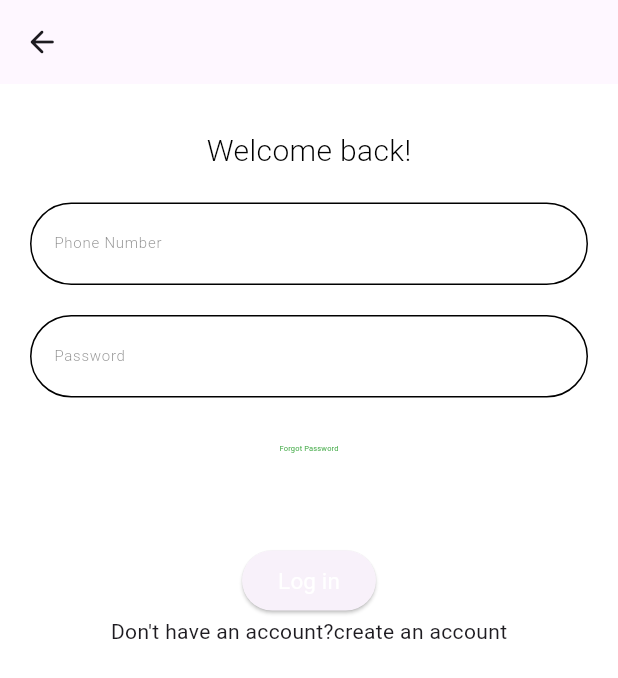
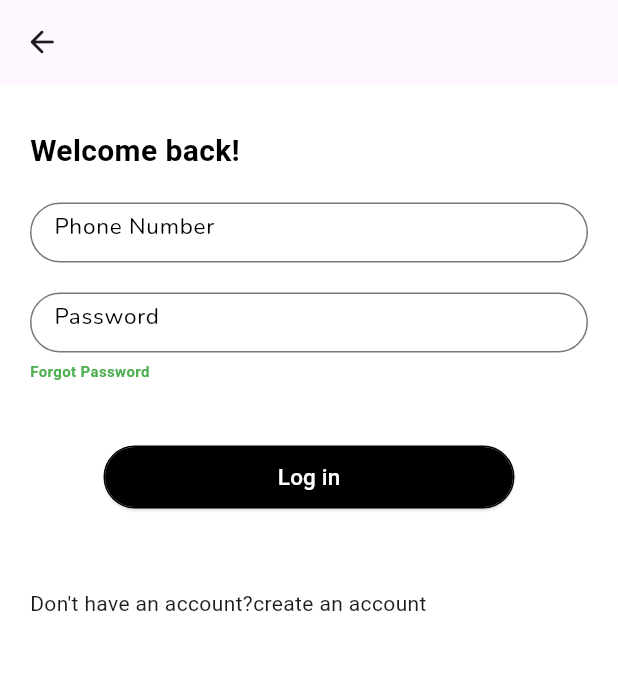
Before and after one commit to codeZe-us/Truckhub, a Flutter app: the screen it shows after launch, on a phone screen of 412 x 824 dp. Shown: the top 678 px of the screen. Run offline on Flutter 3.47's test engine with Material 3 defaults, Android fonts, the phone set to English and light mode, and no system bars; our stand-ins replace gap, google_fonts.

Commit message:
Worked on the welcome back screen

```diff
--- a/lib/screens/custom_widgets/elevated_button_widget.dart
+++ b/lib/screens/custom_widgets/elevated_button_widget.dart
@@ -7,7 +7,8 @@ import 'package:truckhub/screens/custom_widgets/text_widget.dart';
 class GenericElevatedButton extends StatelessWidget {
   final void Function() onPressed;
   final String title;
-  final Color? color;
+  final Color? color,
+  backgroundColor;
   final double? fontSize;
   final FontWeight? fontWeight;
 
@@ -16,20 +17,37 @@ class GenericElevatedButton extends StatelessWidget {
     required this.onPressed,
     required this.title,
     this.color,
+    this.backgroundColor,
     this.fontSize,
     this.fontWeight
   });
 
   @override
   Widget build(BuildContext context) {
-    return ElevatedButton(
+    return Container(
+      width: MediaQuery.of(context).size.width,
+      margin: const EdgeInsets.fromLTRB(50, 0, 50, 0),
+      child: ElevatedButton(
         onPressed: onPressed,
+        style: ButtonStyle(
+          backgroundColor: MaterialStatePropertyAll(
+            backgroundColor ?? blackColor
+          ),
+          side: const MaterialStatePropertyAll(
+            BorderSide(
+              width: 1,
+              strokeAlign: 1,
+              color: blackColor
+            )
+          )
+        ),
         child: GenericText(
           color: color ?? whiteColor,
           fontSize: fontSize ?? fontSize15,
-        fontWeight: fontWeight ?? fontWeight4,
+          fontWeight: fontWeight ?? fontWeight5,
           text: title
         )
+      ),
     );
   }
 }
--- a/lib/screens/custom_widgets/text_widget.dart
+++ b/lib/screens/custom_widgets/text_widget.dart
@@ -1,4 +1,5 @@
 import 'package:flutter/material.dart';
+import 'package:google_fonts/google_fonts.dart';
 
 class GenericText extends StatelessWidget {
   final Color color;
@@ -18,8 +19,8 @@ class GenericText extends StatelessWidget {
   Widget build(BuildContext context) {
     return Text(
       text,
-      style: TextStyle(
-        fontFamily: 'sans-serif',
+      style: GoogleFonts.getFont(
+        'Roboto',
         fontSize: fontSize,
         fontWeight: fontWeight,
         color: color,
--- a/lib/screens/custom_widgets/textbutton_widget.dart
+++ b/lib/screens/custom_widgets/textbutton_widget.dart
@@ -5,23 +5,23 @@ import 'package:truckhub/screens/constants/fontweights.dart';
 import 'package:truckhub/screens/custom_widgets/text_widget.dart';
 
 class GenericTextButton extends StatelessWidget {
-  final void Function() onPressed;
+  final void Function() onTap;
   final String title;
 
   const GenericTextButton({
     super.key,
-    required this.onPressed,
+    required this.onTap,
     required this.title
   });
 
   @override
   Widget build(BuildContext context) {
-    return TextButton(
-      onPressed: onPressed,
+    return GestureDetector(
+      onTap: onTap,
       child: GenericText(
         color: greenColor,
-        fontSize: fontSize5,
-        fontWeight: fontWeight4,
+        fontSize: fontSize10,
+        fontWeight: fontWeight7,
         text: title
       ),
     );
--- a/lib/screens/custom_widgets/textfield_widget.dart
+++ b/lib/screens/custom_widgets/textfield_widget.dart
@@ -1,4 +1,5 @@
 import 'package:flutter/material.dart';
+import 'package:google_fonts/google_fonts.dart';
 import 'package:truckhub/screens/constants/colors.dart';
 import 'package:truckhub/screens/constants/fontsizes.dart';
 import 'package:truckhub/screens/constants/fontweights.dart';
@@ -19,41 +20,83 @@ class GenericTextField extends StatelessWidget {
 
   @override
   Widget build(BuildContext context) {
-    return TextField(
+    return SizedBox(
+      height: 40,
+      child: Center(
+        child: TextField(
+          //maxLines: null,
           controller: controller,
-      maxLines: null,
-      autocorrect: true,
           cursorColor: blackColor,
-      cursorWidth: 0.5,
+          style: GoogleFonts.getFont(
+            'Nunito',
+            color: blackColor,
+            fontSize: fontSize15,
+            fontWeight: fontWeight4,
+          ),
           decoration: InputDecoration(
-        labelStyle: TextStyle(
-          color: blackColor.withOpacity(0.5),
-          fontSize: fontSize10,
-          fontWeight: fontWeight3
-        ),
-        focusedBorder: OutlineInputBorder(
+            suffixIcon: showSuffixIcon != null &&
+              showSuffixIcon == true ? IconButton(
+                onPressed: () {},
+                icon: const Icon(
+                  Icons.visibility_off_rounded,
+                  color: blackColor
+                )
+              ): const SizedBox.shrink(),
+            border: OutlineInputBorder(
               borderSide: const BorderSide(
                 color: blackColor
               ),
-          borderRadius: BorderRadius.circular(20),
+              borderRadius: BorderRadius.circular(50),
             ),
-        enabledBorder: OutlineInputBorder(
-          borderSide: const BorderSide(
-            color: blackColor
+            hintText: hintText,
+            hintStyle: const TextStyle(
+              color: blackColor,
+              fontSize: fontSize15,
+            )
           ),
-          borderRadius: BorderRadius.circular(40),
         ),
-        label: Text(hintText),
-        suffixIcon: showSuffixIcon ?? false ? IconButton(
-          onPressed: onTap,
-          icon: const Icon(Icons.remove_red_eye)
-        ) : null
-      ),
-      style: const TextStyle(
-        fontSize: fontSize15,
-        fontWeight: fontWeight4,
-        decoration: TextDecoration.none
       ),
     );
+    // return SizedBox(
+    //   height: 40,
+    //   child: Center(
+    //     child: TextField(
+    //       controller: controller,
+    //       //maxLines: null,
+    //       autocorrect: true,
+    //       cursorColor: blackColor,
+    //       cursorWidth: 0.5,
+    //       decoration: InputDecoration(
+    //         labelStyle: TextStyle(
+    //           color: blackColor.withOpacity(0.5),
+    //           fontSize: fontSize15,
+    //           fontWeight: fontWeight4
+    //         ),
+    //         focusedBorder: OutlineInputBorder(
+    //           borderSide: const BorderSide(
+    //             color: blackColor
+    //           ),
+    //           borderRadius: BorderRadius.circular(50),
+    //         ),
+    //         enabledBorder: OutlineInputBorder(
+    //           borderSide: const BorderSide(
+    //             color: blackColor
+    //           ),
+    //           borderRadius: BorderRadius.circular(50),
+    //         ),
+    //         label: Text(hintText),
+    //         suffixIcon: showSuffixIcon ?? false ? IconButton(
+    //           onPressed: onTap,
+    //           icon: const Icon(Icons.remove_red_eye)
+    //         ) : null
+    //       ),
+    //       style: const TextStyle(
+    //         fontSize: fontSize15,
+    //         fontWeight: fontWeight4,
+    //         decoration: TextDecoration.none
+    //       ),
+    //     ),
+    //   ),
+    // );
   }
 }
--- a/lib/screens/views/welcome_back_screen.dart
+++ b/lib/screens/views/welcome_back_screen.dart
@@ -52,12 +52,14 @@ class _WelcomeBackScreenState extends State<WelcomeBackScreen> {
         body: Padding(
           padding: const EdgeInsets.all(20.0),
           child: Column(
+            crossAxisAlignment: CrossAxisAlignment.start,
+            mainAxisSize: MainAxisSize.min,
             children: [
               const Gap(10),
               const GenericText(
                 color: blackColor,
                 fontSize: fontSize20,
-                fontWeight: fontWeight3,
+                fontWeight: fontWeight7,
                 text: welcomeBackString,
               ),
               const Gap(20),
@@ -70,9 +72,9 @@ class _WelcomeBackScreenState extends State<WelcomeBackScreen> {
                 hintText: passwordString,
                 controller: passwordController,
               ),
-              const Gap(10),
+              const Gap(5),
               GenericTextButton(
-                onPressed: (){
+                onTap: (){
                   //Implement the funtionality of this TextButton here
                 },
                 title: forgotPasswordString
@@ -84,6 +86,7 @@ class _WelcomeBackScreenState extends State<WelcomeBackScreen> {
                 },
                 title: logInString
               ),
+              const Gap(50),
               const RichTextWidget()
             ],
           ),
--- a/pubspec.yaml
+++ b/pubspec.yaml
@@ -36,7 +36,7 @@ dependencies:
   # Use with the CupertinoIcons class for iOS style icons.
   cupertino_icons: ^1.0.2
   flutter_svg: ^2.0.9
-  google_fonts: ^6.1.0
+  google_fonts: ^6.2.0
   email_validator: ^2.1.17
   gap: ^3.0.1
 
```
Also changed, not shown: pubspec.lock. Lines whose indentation alone changed are shown as unchanged.
